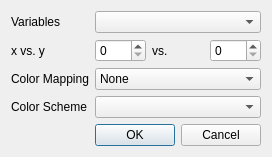
This is GUI/Analysis/plotmakerdialog.ui in VespucciProject/Vespucci as Qt 5 draws it before an edit. The edited form follows.
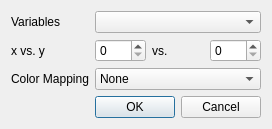
This is the edited form.

```diff
--- a/GUI/Analysis/plotmakerdialog.ui
+++ b/GUI/Analysis/plotmakerdialog.ui
@@ -6,8 +6,8 @@
    <rect>
     <x>0</x>
     <y>0</y>
-    <width>248</width>
-    <height>153</height>
+    <width>258</width>
+    <height>126</height>
    </rect>
   </property>
   <property name="windowTitle">
@@ -64,7 +64,7 @@
      </item>
     </widget>
    </item>
-   <item row="4" column="1">
+   <item row="3" column="1">
     <widget class="QDialogButtonBox" name="buttonBox">
      <property name="orientation">
       <enum>Qt::Horizontal</enum>
@@ -74,16 +74,6 @@
      </property>
     </widget>
    </item>
-   <item row="3" column="1">
-    <widget class="QComboBox" name="colorComboBox"/>
-   </item>
-   <item row="3" column="0">
-    <widget class="QLabel" name="label_5">
-     <property name="text">
-      <string>Color Scheme</string>
-     </property>
-    </widget>
-   </item>
   </layout>
  </widget>
  <resources/>
```
